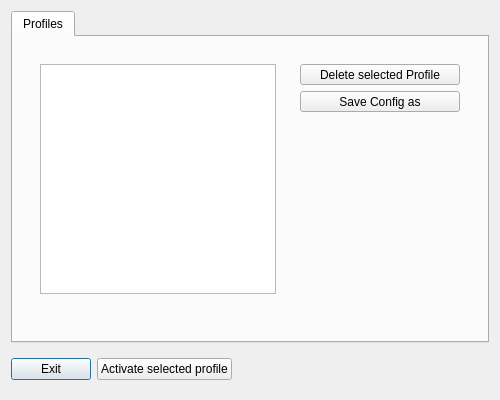
The window that dpiswitch.ui (valueerrorx/plasma-dpi-switcher) describes before a commit, drawn with Qt 5.
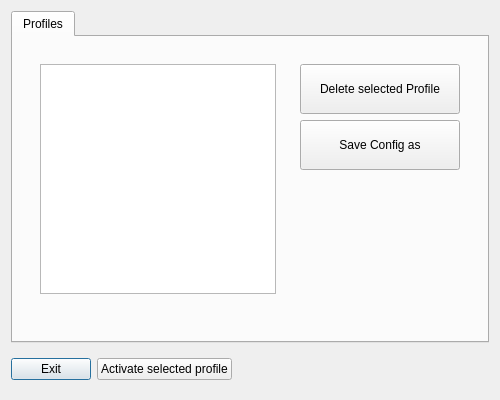
The same window after the commit. Icons and pictures are not drawn.

Commit message: fractional scaling is working now

The edit to the form file:
```diff
--- a/dpiswitch.ui
+++ b/dpiswitch.ui
@@ -38,6 +38,9 @@
   <layout class="QVBoxLayout" name="verticalLayout_5">
    <item>
     <widget class="QTabWidget" name="tabWidget">
+     <property name="enabled">
+      <bool>true</bool>
+     </property>
      <property name="font">
       <font>
        <family>Ubuntu</family>
@@ -55,7 +58,7 @@
       <string/>
      </property>
      <property name="autoFillBackground">
-      <bool>true</bool>
+      <bool>false</bool>
      </property>
      <property name="styleSheet">
       <string notr="true"/>
@@ -112,10 +115,16 @@
             <layout class="QVBoxLayout" name="verticalLayout_2">
              <item>
               <widget class="QToolButton" name="remove">
+               <property name="sizePolicy">
+                <sizepolicy hsizetype="Preferred" vsizetype="Maximum">
+                 <horstretch>0</horstretch>
+                 <verstretch>0</verstretch>
+                </sizepolicy>
+               </property>
                <property name="minimumSize">
                 <size>
                  <width>160</width>
-                 <height>0</height>
+                 <height>50</height>
                 </size>
                </property>
                <property name="text">
@@ -138,10 +147,16 @@
              </item>
              <item>
               <widget class="QToolButton" name="saveas">
+               <property name="sizePolicy">
+                <sizepolicy hsizetype="Preferred" vsizetype="Maximum">
+                 <horstretch>0</horstretch>
+                 <verstretch>0</verstretch>
+                </sizepolicy>
+               </property>
                <property name="minimumSize">
                 <size>
                  <width>160</width>
-                 <height>0</height>
+                 <height>50</height>
                 </size>
                </property>
                <property name="styleSheet">
@@ -166,17 +181,17 @@
               </widget>
              </item>
              <item>
-              <spacer name="verticalSpacer">
-               <property name="orientation">
-                <enum>Qt::Vertical</enum>
+              <widget class="QLabel" name="label">
+               <property name="text">
+                <string/>
                </property>
-               <property name="sizeHint" stdset="0">
-                <size>
-                 <width>20</width>
-                 <height>40</height>
-                </size>
+               <property name="pixmap">
+                <pixmap>video-display.svg</pixmap>
                </property>
-              </spacer>
+               <property name="alignment">
+                <set>Qt::AlignRight|Qt::AlignTop|Qt::AlignTrailing</set>
+               </property>
+              </widget>
              </item>
             </layout>
            </widget>
```
Left out of the diff: 11 changed lines with no effect on the pictures. The commit also changes 1 other file.
